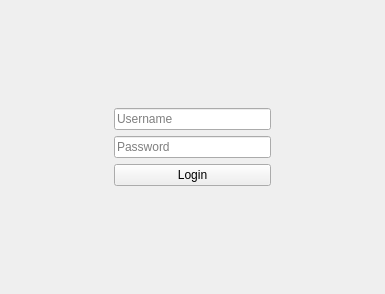
Qt form src/loginwindow.ui (tsukidan/team-blank-CS1C) before a commit.
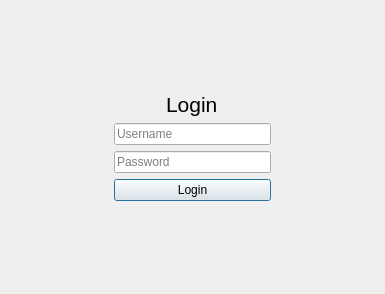
The same form after that commit.

Commit message: Make the window flow actully work

Patch:
```diff
--- a/src/loginwindow.ui
+++ b/src/loginwindow.ui
@@ -1,7 +1,7 @@
 <?xml version="1.0" encoding="UTF-8"?>
 <ui version="4.0">
  <class>LoginWindow</class>
- <widget class="QWidget" name="LoginWindow">
+ <widget class="QDialog" name="LoginWindow">
   <property name="geometry">
    <rect>
     <x>0</x>
@@ -15,7 +15,7 @@
   </property>
   <layout class="QVBoxLayout" name="verticalLayout_2">
    <item alignment="Qt::AlignHCenter|Qt::AlignVCenter">
-    <widget class="QWidget" name="" native="true">
+    <widget class="QWidget" name="widget" native="true">
      <property name="minimumSize">
       <size>
        <width>175</width>
@@ -23,6 +23,18 @@
       </size>
      </property>
      <layout class="QVBoxLayout" name="verticalLayout">
+      <item alignment="Qt::AlignHCenter">
+       <widget class="QLabel" name="label">
+        <property name="font">
+         <font>
+          <pointsize>16</pointsize>
+         </font>
+        </property>
+        <property name="text">
+         <string>Login</string>
+        </property>
+       </widget>
+      </item>
       <item>
        <widget class="QLineEdit" name="usernameLineEdit">
         <property name="placeholderText">
@@ -45,6 +57,9 @@
         <property name="text">
          <string>Login</string>
         </property>
+        <property name="flat">
+         <bool>false</bool>
+        </property>
        </widget>
       </item>
      </layout>
```
The commit also changes 4 other files.
